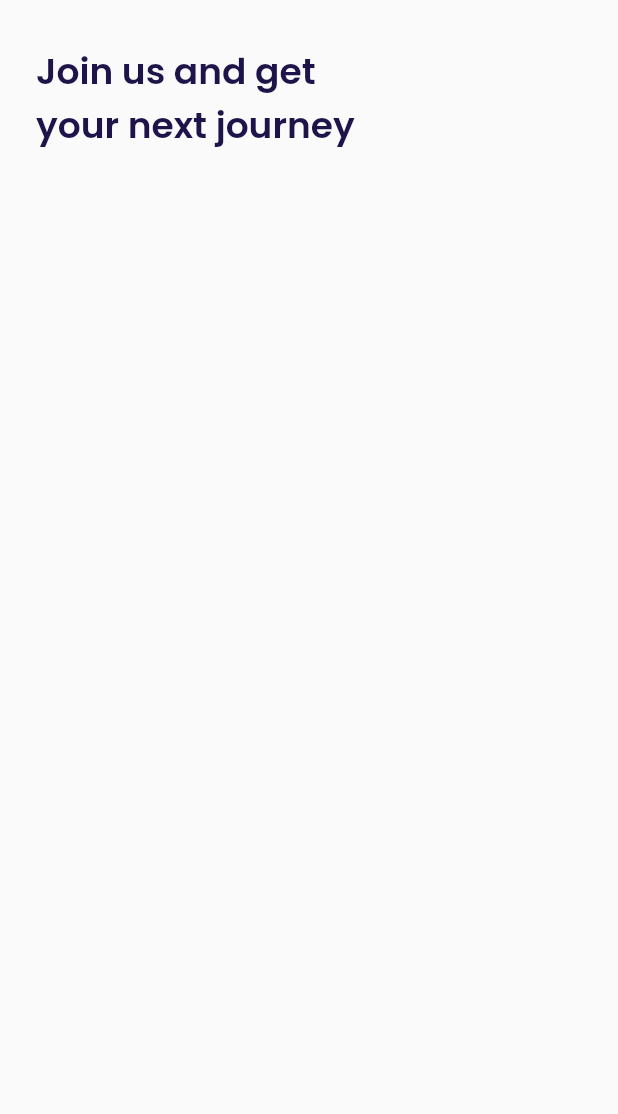
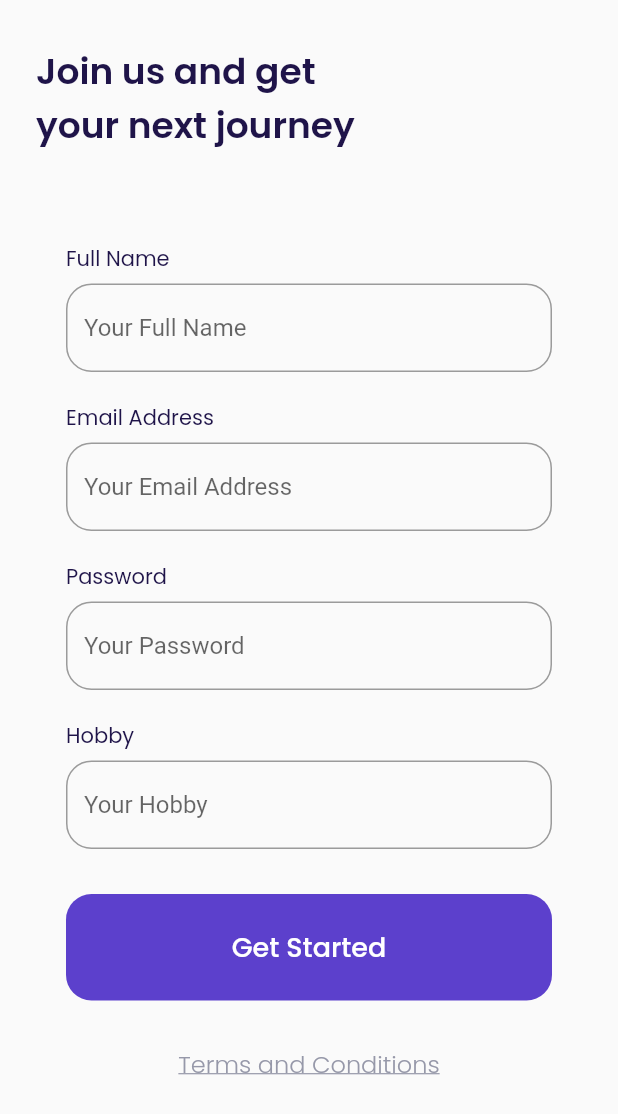
Before and after one commit to HarunNurahman/book-inn-air, a Flutter app: the SignUpPage screen opened by its route, on a phone screen of 412 x 824 dp. Shown: the top 1114 px of the screen. Run offline on Flutter 3.47's test engine with Material 2 defaults, Android fonts, the phone set to English and light mode, and no system bars; our stand-ins replace device_preview, google_fonts.

Commit message:
Slicing UI Sign Up Page

```diff
--- a/lib/main.dart
+++ b/lib/main.dart
@@ -4,7 +4,6 @@
 import 'package:device_preview/device_preview.dart';
 import 'package:flutter/foundation.dart';
 import 'package:flutter/material.dart';
-
 
 void main() => runApp(
       DevicePreview(
--- a/lib/pages/sign-up_page.dart
+++ b/lib/pages/sign-up_page.dart
@@ -9,24 +9,230 @@
     return Scaffold(
       backgroundColor: bgColor,
       body: SafeArea(
-        child: ListView(
+        child: SingleChildScrollView(
+          child: Padding(
             padding: EdgeInsets.symmetric(
               horizontal: defaultMargin,
               vertical: 30,
             ),
+            child: Column(
+              crossAxisAlignment: CrossAxisAlignment.start,
               children: [
                 _title(),
+                _inputSection(),
+                _tncButton(),
               ],
+            ),
+          ),
         ),
       ),
     );
   }
 
   Widget _title() {
-    return Container(
-      child: Text(
+    return Text(
       'Join us and get\nyour next journey',
       style: blackTextStyle.copyWith(fontSize: 24, fontWeight: semiBold),
+    );
+  }
+
+  Widget _tncButton() {
+    return Align(
+      alignment: Alignment.bottomCenter,
+      child: Text(
+        'Terms and Conditions',
+        style: grayTextStyle.copyWith(
+          fontSize: 16,
+          fontWeight: light,
+          decoration: TextDecoration.underline,
+        ),
+      ),
+    );
+  }
+
+  Widget _inputSection() {
+    // Fullname textformfield
+    Widget nameInput() {
+      return Container(
+        margin: const EdgeInsets.only(bottom: 20),
+        child: Column(
+          crossAxisAlignment: CrossAxisAlignment.start,
+          children: [
+            Text(
+              'Full Name',
+              style: blackTextStyle.copyWith(
+                fontSize: 14,
+              ),
+            ),
+            const SizedBox(height: 6),
+            TextFormField(
+              cursorColor: primaryColor,
+              decoration: InputDecoration(
+                hintText: 'Your Full Name',
+                border: OutlineInputBorder(
+                  borderRadius: BorderRadius.circular(defaultRadius),
+                ),
+                focusedBorder: OutlineInputBorder(
+                  borderRadius: BorderRadius.circular(defaultRadius),
+                  borderSide: BorderSide(
+                    color: primaryColor,
+                  ),
+                ),
+              ),
+            )
+          ],
+        ),
+      );
+    }
+
+    // Email textformfield
+    Widget emailInput() {
+      return Container(
+        margin: const EdgeInsets.only(bottom: 20),
+        child: Column(
+          crossAxisAlignment: CrossAxisAlignment.start,
+          children: [
+            Text(
+              'Email Address',
+              style: blackTextStyle.copyWith(
+                fontSize: 14,
+              ),
+            ),
+            const SizedBox(height: 6),
+            TextFormField(
+              cursorColor: primaryColor,
+              decoration: InputDecoration(
+                hintText: 'Your Email Address',
+                border: OutlineInputBorder(
+                  borderRadius: BorderRadius.circular(defaultRadius),
+                ),
+                focusedBorder: OutlineInputBorder(
+                  borderRadius: BorderRadius.circular(defaultRadius),
+                  borderSide: BorderSide(
+                    color: primaryColor,
+                  ),
+                ),
+              ),
+            )
+          ],
+        ),
+      );
+    }
+
+    // Password textformfield
+    Widget passInput() {
+      return Container(
+        margin: const EdgeInsets.only(bottom: 20),
+        child: Column(
+          crossAxisAlignment: CrossAxisAlignment.start,
+          children: [
+            Text(
+              'Password',
+              style: blackTextStyle.copyWith(
+                fontSize: 14,
+              ),
+            ),
+            const SizedBox(height: 6),
+            TextFormField(
+              obscureText: true,
+              cursorColor: primaryColor,
+              decoration: InputDecoration(
+                hintText: 'Your Password',
+                border: OutlineInputBorder(
+                  borderRadius: BorderRadius.circular(defaultRadius),
+                ),
+                focusedBorder: OutlineInputBorder(
+                  borderRadius: BorderRadius.circular(defaultRadius),
+                  borderSide: BorderSide(
+                    color: primaryColor,
+                  ),
+                ),
+              ),
+            )
+          ],
+        ),
+      );
+    }
+
+    // Hobby textformfield
+    Widget hobbyInput() {
+      return Container(
+        margin: const EdgeInsets.only(bottom: 30),
+        child: Column(
+          crossAxisAlignment: CrossAxisAlignment.start,
+          children: [
+            Text(
+              'Hobby',
+              style: blackTextStyle.copyWith(
+                fontSize: 14,
+              ),
+            ),
+            const SizedBox(height: 6),
+            TextFormField(
+              cursorColor: primaryColor,
+              decoration: InputDecoration(
+                hintText: 'Your Hobby',
+                border: OutlineInputBorder(
+                  borderRadius: BorderRadius.circular(defaultRadius),
+                ),
+                focusedBorder: OutlineInputBorder(
+                  borderRadius: BorderRadius.circular(defaultRadius),
+                  borderSide: BorderSide(
+                    color: primaryColor,
+                  ),
+                ),
+              ),
+            )
+          ],
+        ),
+      );
+    }
+
+    // Sign up button
+    Widget submitButton() {
+      return Container(
+        width: double.infinity,
+        child: TextButton(
+          onPressed: () {},
+          style: TextButton.styleFrom(
+              backgroundColor: primaryColor,
+              shape: RoundedRectangleBorder(
+                borderRadius: BorderRadius.circular(defaultRadius),
+              )),
+          child: Padding(
+            padding: const EdgeInsets.symmetric(
+              vertical: 14,
+            ),
+            child: Text(
+              'Get Started',
+              style: whiteTextStyle.copyWith(
+                fontSize: 18,
+                fontWeight: medium,
+              ),
+            ),
+          ),
+        ),
+      );
+    }
+
+    return Container(
+      margin: const EdgeInsets.only(top: 30),
+      padding: const EdgeInsets.symmetric(
+        horizontal: 20,
+        vertical: 30,
+      ),
+      decoration: BoxDecoration(
+        color: bgColor,
+        borderRadius: BorderRadius.circular(defaultRadius),
+      ),
+      child: Column(
+        children: [
+          nameInput(),
+          emailInput(),
+          passInput(),
+          hobbyInput(),
+          submitButton(),
+        ],
       ),
     );
   }
```
Lines whose indentation alone changed are shown as unchanged.
